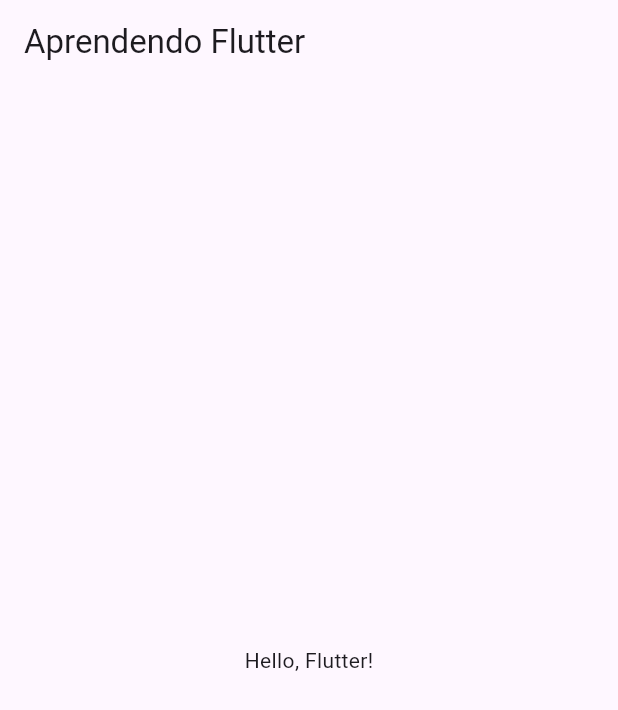
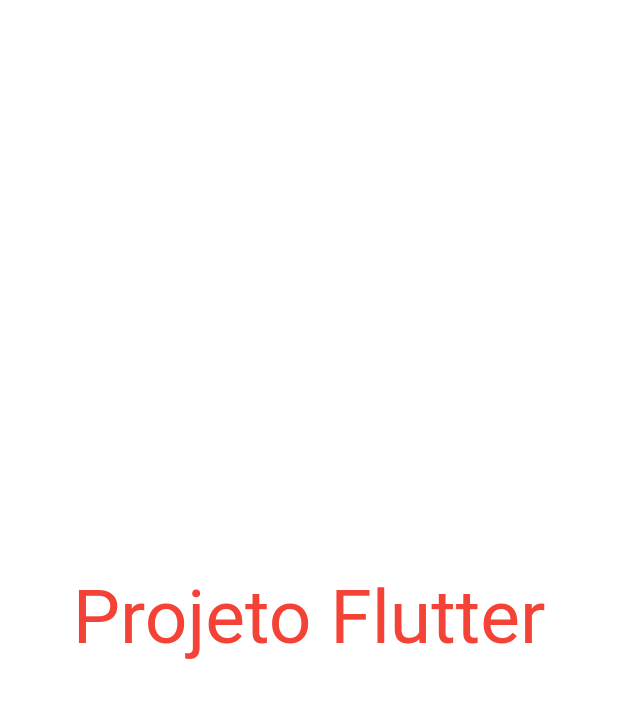
Before and after one commit to caioalves99/Aprendendo_Flutter, a Flutter app: the screen it shows after launch, on a phone screen of 412 x 824 dp. Shown: the top 710 px of the screen. Run offline on Flutter 3.47's test engine with Material 3 defaults, Android fonts, the phone set to English and light mode, and no system bars.

Commit message:
Aprendendo sobre StatelessWidget

```diff
--- a/lib/main.dart
+++ b/lib/main.dart
@@ -1,21 +1,27 @@
 import 'package:flutter/material.dart';
 
 main(){
-  runApp(MyApp());
+  runApp(MyApp(title: "Projeto Flutter",));
 }
 
 class MyApp extends StatelessWidget {
+
+  final String title;
+
+  const MyApp({super.key, required this.title});
+
+
+
   @override
   Widget build(BuildContext context) {
-    return MaterialApp(
-      home: Scaffold(
-        appBar: AppBar(
-          title: Text('Aprendendo Flutter'),
-        ),
-        body: Center(
-          child: Text('Hello, Flutter!'),
-        ),
-      ),
+    return Container(
+      child: Center(
+        child: Text(
+          title,
+          textDirection: TextDirection.ltr,
+          style: TextStyle(fontSize: 50, color: Colors.red),
+        )
+      )
     );
   }
 }
```
